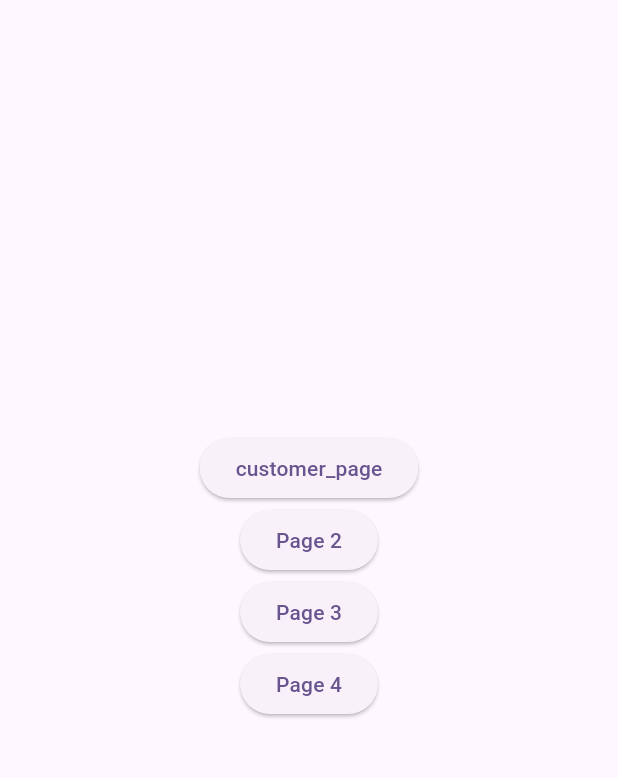
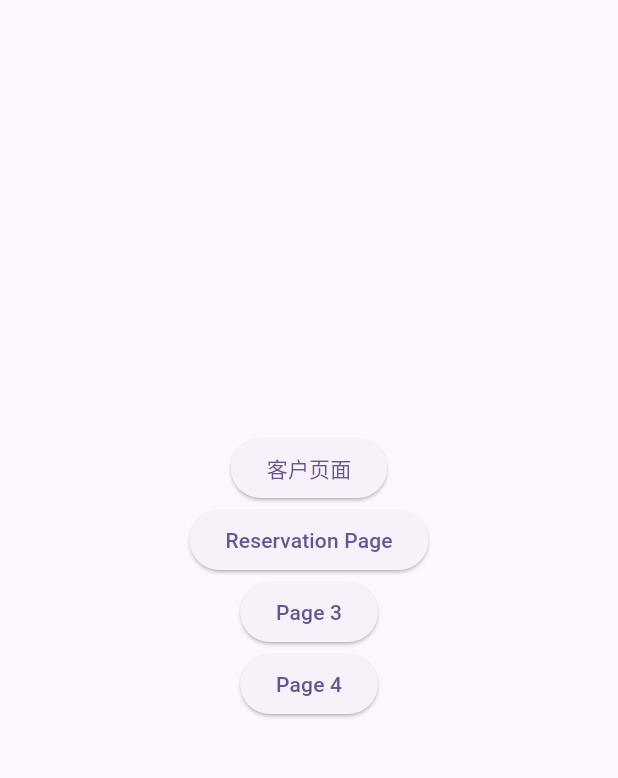
Before and after one commit to Wang0944/mobil_group_assignment, a Flutter app: the screen it shows after launch, after a tap on "中文", on a phone screen of 412 x 824 dp, the part 84-862 px from its top. Run offline on Flutter 3.47's test engine with Material 3 defaults, Android fonts, the phone set to English and light mode, and no system bars; our stand-ins replace floor, shared_preferences, sqflite; accounts and stored records are empty; generated files the repository leaves out were written again.

Commit message:
reservation

```diff
--- a/assets/translation/intl_en.json
+++ b/assets/translation/intl_en.json
@@ -16,5 +16,16 @@
   "close": "Close",
   "customer_added": "Customer added successfully",
   "customer_updated": "Customer updated successfully",
-  "customer_deleted": "Customer deleted successfully"
+  "customer_deleted": "Customer deleted successfully",
+  "reservation_instructions": "Reservation Instructions",
+  "reservation_instructions_content": "Use this page to add and manage reservations.",
+  "reservations": "Reservations",
+  "enter_details": "Enter reservation details",
+  "add_reservation": "Add Reservation",
+  "ok": "OK",
+  "reservation_added": "Reservation added",
+  "reservation_updated": "Reservation updated",
+  "reservation_deleted": "Reservation deleted",
+  "change_language": "Change Language",
+  "customer_page": "Customer Page"
 }
--- a/assets/translation/intl_zh.json
+++ b/assets/translation/intl_zh.json
@@ -16,5 +16,16 @@
   "close": "关闭",
   "customer_added": "客户添加成功",
   "customer_updated": "客户更新成功",
-  "customer_deleted": "客户删除成功"
+  "customer_deleted": "客户删除成功",
+  "reservations": "预订",
+  "enter_details": "输入预订详情",
+  "add_reservation": "添加预订",
+  "reservation_instructions": "预订须知",
+  "reservation_instructions_content": "使用此页面添加和管理预订。",
+  "ok": "好的",
+  "reservation_added": "预订已添加",
+  "reservation_updated": "预订已更新",
+  "reservation_deleted": "预订已删除",
+  "change_language": "更改语言",
+  "customer_page": "客户页面"
 }
--- a/lib/main.dart
+++ b/lib/main.dart
@@ -1,6 +1,7 @@
 import 'package:flutter/material.dart';
 import 'package:flutter_localizations/flutter_localizations.dart';
 import 'customer_page.dart';
+import 'reservation_page.dart';
 import 'app_localizations.dart';
 
 void main() {
@@ -15,7 +16,7 @@
 }
 
 class _MyAppState extends State<MyApp> {
-  Locale _locale = const Locale('en'); // 默认语言
+  Locale _locale = const Locale('en');
 
   void _setLocale(Locale locale) {
     setState(() {
@@ -117,9 +118,12 @@
               },
             ),
             ElevatedButton(
-              child: const Text('Page 2'),
+              child: const Text('Reservation Page'),
               onPressed: () {
-                // Navigator.push(context, MaterialPageRoute(builder: (context) => Page2()));
+                Navigator.push(
+                  context,
+                  MaterialPageRoute(builder: (context) => ReservationPage(setLocale: widget.setLocale)),
+                );
               },
             ),
             ElevatedButton(
--- /dev/null
+++ b/lib/reservation_database.dart
@@ -0,0 +1,63 @@
+import 'dart:async';
+import 'package:floor/floor.dart';
+import 'package:sqflite/sqflite.dart' as sqflite;
+import 'package:path/path.dart';
+
+part 'reservation_database.g.dart'; // the generated code will be there
+
+@Entity(tableName: 'reservations')
+class Reservation {
+  @primaryKey
+  final int? id;
+  final String name;
+  final String customerName;
+  final String flightDetails;
+  final String departureCity;
+  final String destinationCity;
+  final DateTime departureTime;
+  final DateTime arrivalTime;
+
+  Reservation({
+    this.id,
+    required this.name,
+    required this.customerName,
+    required this.flightDetails,
+    required this.departureCity,
+    required this.destinationCity,
+    required this.departureTime,
+    required this.arrivalTime,
+  });
+}
+
+@dao
+abstract class ReservationDao {
+  @Query('SELECT * FROM reservations')
+  Future<List<Reservation>> findAllReservations();
+
+  @insert
+  Future<void> insertReservation(Reservation reservation);
+
+  @update
+  Future<void> updateReservation(Reservation reservation);
+
+  @delete
+  Future<void> deleteReservation(Reservation reservation);
+}
+
+@TypeConverters([DateTimeConverter])
+@Database(version: 1, entities: [Reservation])
+abstract class AppDatabase extends FloorDatabase {
+  ReservationDao get reservationDao;
+}
+
+class DateTimeConverter extends TypeConverter<DateTime, int> {
+  @override
+  DateTime decode(int databaseValue) {
+    return DateTime.fromMillisecondsSinceEpoch(databaseValue);
+  }
+
+  @override
+  int encode(DateTime value) {
+    return value.millisecondsSinceEpoch;
+  }
+}
--- a/pubspec.yaml
+++ b/pubspec.yaml
@@ -32,7 +32,7 @@ dependencies:
     sdk: flutter
   floor: ^1.2.0
   path_provider: ^2.0.2
-  intl: ^0.18.1
+  intl: 0.19.0
   shared_preferences: ^2.0.6
   flutter_localizations:
     sdk: flutter
```
Also changed, not shown: lib/reservation_page.dart (added, +310 -0 lines), lib/reservation_database.g.dart (added), pubspec.lock.
